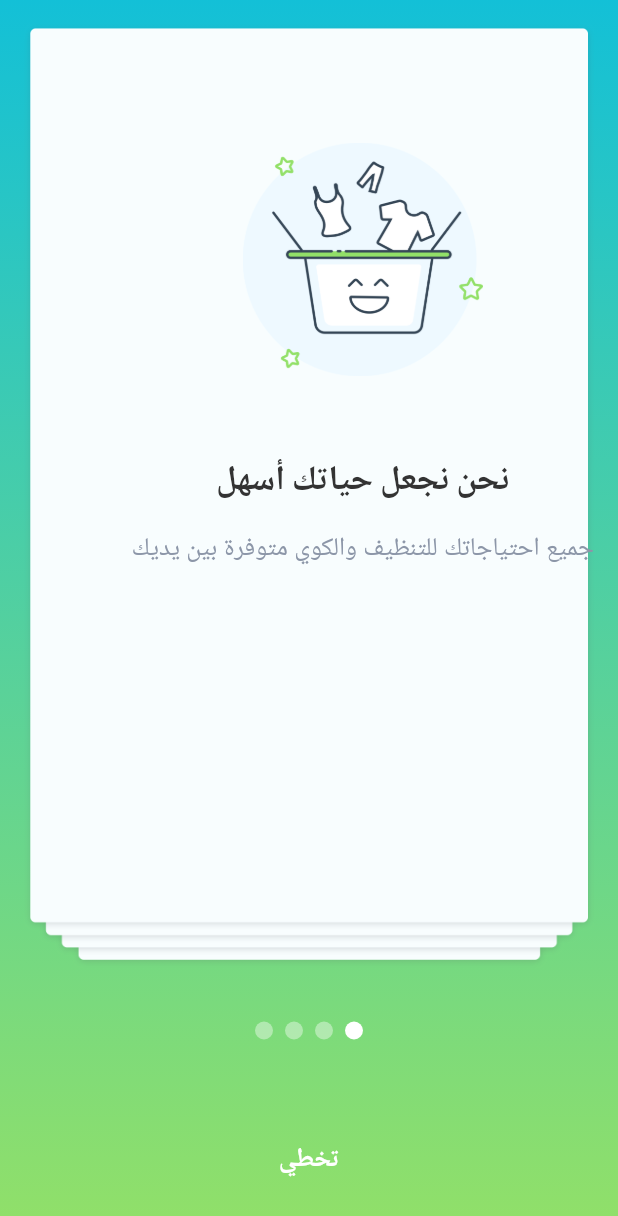
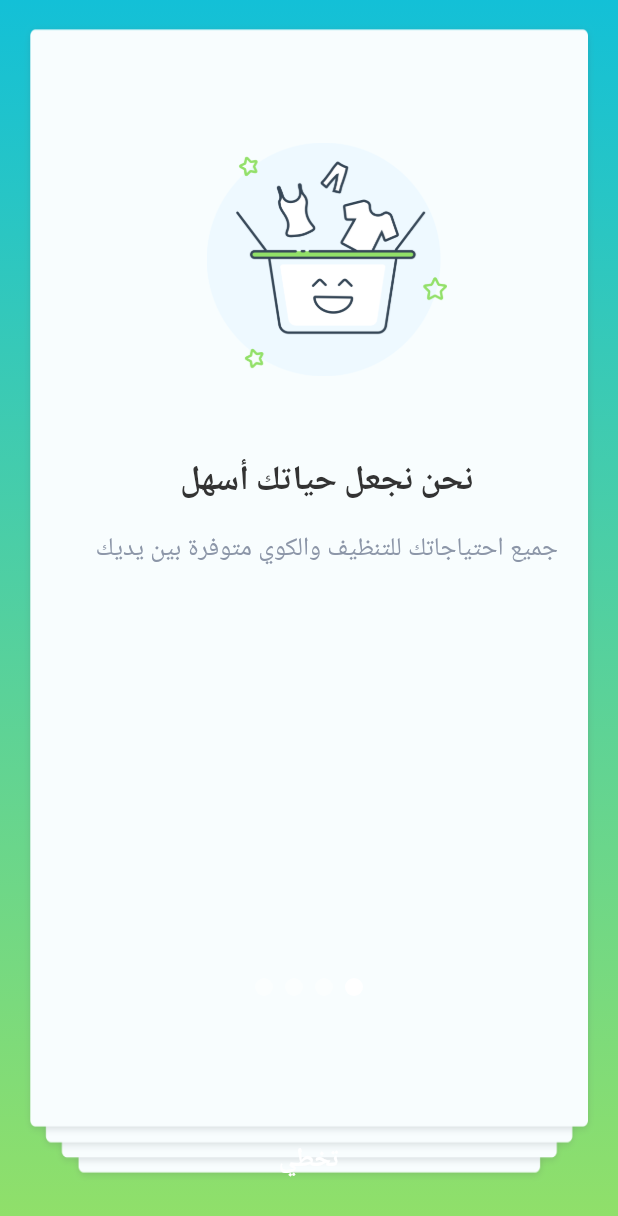
Before and after one commit to eng-mohamedemad-dev/washy, a Flutter app: the IntroPage screen opened by its route, on a phone screen of 412 x 824 dp. Shown: the top 1216 px of the screen. Run offline on Flutter 3.47's test engine with Material 3 defaults, Android fonts, the phone set to English and light mode, and no system bars; our stand-ins replace dartz, device_info_plus, equatable, flutter_bloc, get_it, permission_handler and 1 more; accounts and stored records are empty.

Commit message:
Intro: move page indicator inside card area and add horizontal padding to first page description

```diff
--- a/lib/features/intro/presentation/pages/intro_page.dart
+++ b/lib/features/intro/presentation/pages/intro_page.dart
@@ -77,27 +77,32 @@ class _IntroPageState extends State<IntroPage> {
             gradient: AppGradients.introGradient,
           ),
           child: SafeArea(
-            child: Column(
+            child: Stack(
               children: [
-                // ViewPager equivalent - Allow smooth swiping
-                Expanded(
+                // Pages
+                Positioned.fill(
                   child: IntroPageView(
                     pageController: _pageController,
                     onPageChanged: _onPageChanged,
                   ),
                 ),
 
-                // Page indicators like Java version (55dp from bottom)
-                Padding(
-                  padding: const EdgeInsets.only(bottom: 55.0),
+                // Page indicators INSIDE the main card area
+                Align(
+                  alignment: Alignment.bottomCenter,
+                  child: Padding(
+                    padding: const EdgeInsets.only(bottom: 160.0),
                     child: PageIndicator(
                       currentPage: _currentPage,
                       totalPages: _totalPages,
                     ),
                   ),
+                ),
 
-                // Skip/Continue button like Java version (28dp from bottom)
-                Padding(
+                // Skip/Continue button at the very bottom
+                Align(
+                  alignment: Alignment.bottomCenter,
+                  child: Padding(
                     padding: const EdgeInsets.only(bottom: 28.0),
                     child: TextButton(
                       onPressed: _onSkipPressed,
@@ -110,6 +115,7 @@ class _IntroPageState extends State<IntroPage> {
                       ),
                     ),
                   ),
+                ),
               ],
             ),
           ),
--- a/lib/features/intro/presentation/widgets/intro_page_1.dart
+++ b/lib/features/intro/presentation/widgets/intro_page_1.dart
@@ -74,13 +74,16 @@ class IntroPage1 extends StatelessWidget {
               // Space like Java version (16dp = activity_vertical_margin)
               const SizedBox(height: 16),
 
-              // Description like Java version (from image)
-              Text(
-                'جميع احتياجاتك للتنظيف والكوي متوفرة بين يديك',
-                textAlign: TextAlign.center,
-                style: AppTextStyles.introDescription.copyWith(
-                  color: AppColors.colorTextNotSelected, // #8c96a8
-                  fontSize: 17,
+              // Description with extra horizontal padding
+              Padding(
+                padding: const EdgeInsets.symmetric(horizontal: 24.0),
+                child: Text(
+                  'جميع احتياجاتك للتنظيف والكوي متوفرة بين يديك',
+                  textAlign: TextAlign.center,
+                  style: AppTextStyles.introDescription.copyWith(
+                    color: AppColors.colorTextNotSelected, // #8c96a8
+                    fontSize: 17,
+                  ),
                 ),
               ),
               ],
```
Lines whose indentation alone changed are shown as unchanged.
